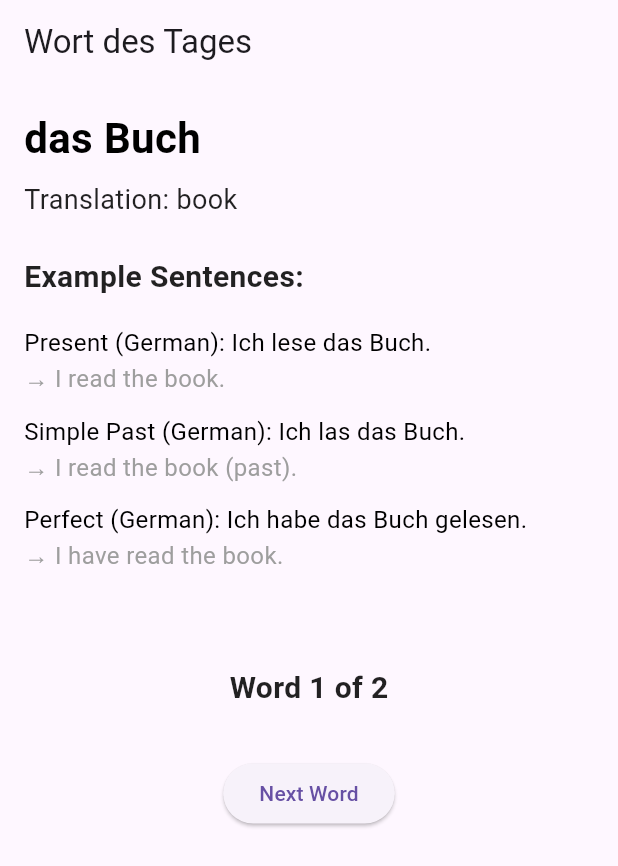
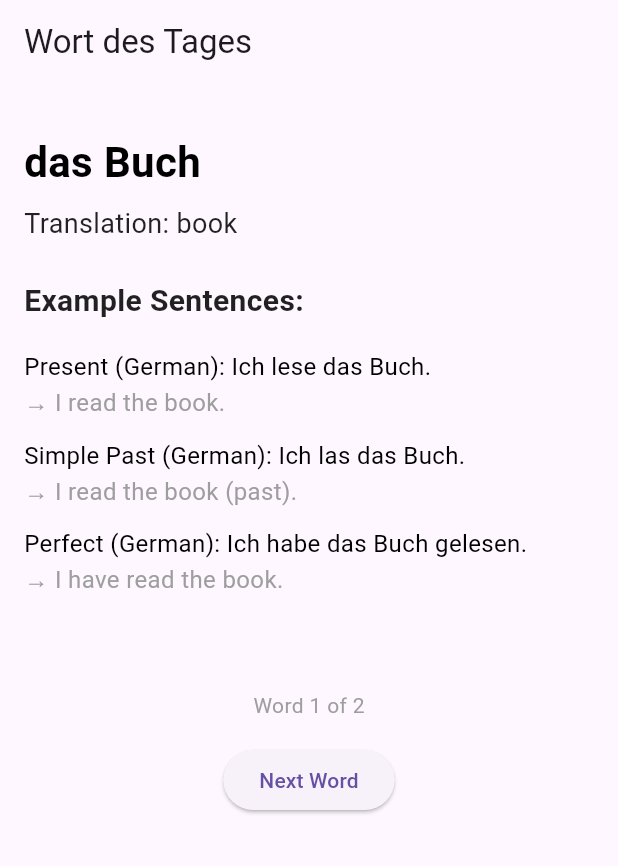
Before and after one commit to natedotdev/levelup, a Flutter app: the screen it shows after launch, on a phone screen of 412 x 824 dp. Shown: the top 866 px of the screen. Run offline on Flutter 3.47's test engine with Material 3 defaults, Android fonts, the phone set to English and light mode, and no system bars.

Commit message:
Added space to the word screen and a swipe capabily with additional style for word count

```diff
--- a/lib/main.dart
+++ b/lib/main.dart
@@ -38,6 +38,15 @@ class _WordScreenState extends State<WordScreen> {
     });
   }
 
+  void _showSwipeDirection(String direction) {
+    ScaffoldMessenger.of(context).showSnackBar(
+      SnackBar(
+        content: Text('Swiped $direction'),
+        duration: const Duration(milliseconds: 500),
+      ),
+    );
+  }
+
   @override
   Widget build(BuildContext context) {
     final word = wordList[currentIndex];
@@ -45,11 +54,28 @@ class _WordScreenState extends State<WordScreen> {
 
     return Scaffold(
       appBar: AppBar(title: Text('Wort des Tages')),
-      body: SingleChildScrollView(
+      body: GestureDetector(
+        onHorizontalDragEnd: (details) {
+          if (details.primaryVelocity != null) {
+            if (details.primaryVelocity! < 0) {
+              _showSwipeDirection("Right to Left");
+              _showNextWord();
+            } else if (details.primaryVelocity! > 0) {
+              _showSwipeDirection("Left to Right");
+              setState(() {
+                currentIndex =
+                    (currentIndex - 1 + wordList.length) % wordList.length;
+              });
+            }
+          }
+        },
+
+        child: SingleChildScrollView(
           padding: const EdgeInsets.all(16.0),
           child: Column(
             crossAxisAlignment: CrossAxisAlignment.start,
             children: [
+              const SizedBox(height: 16),
               Text('${word.article} ${word.word}', style: AppTextStyles.title),
               const SizedBox(height: 8),
               Text(
@@ -80,12 +106,11 @@ class _WordScreenState extends State<WordScreen> {
                 child: Center(
                   child: Text(
                     'Word ${currentIndex + 1} of ${wordList.length}',
-                  style: AppTextStyles.subtitle,
+                    style: AppTextStyles.pageCounter,
                   ),
                 ),
               ),
-
-            const SizedBox(height: 32),
+              const SizedBox(height: 16),
               Center(
                 child: ElevatedButton(
                   onPressed: _showNextWord,
@@ -93,6 +118,7 @@ class _WordScreenState extends State<WordScreen> {
                 ),
               ),
             ],
+          ),
         ),
       ),
     );
--- a/lib/theme/app_text_styles.dart
+++ b/lib/theme/app_text_styles.dart
@@ -27,4 +27,9 @@ class AppTextStyles {
     fontSize: 16,
     color: Colors.grey,
   );
+
+  static const pageCounter = TextStyle(
+    fontSize: 14,
+    color: Colors.grey,
+  );
 }
```
Lines whose indentation alone changed are shown as unchanged.
